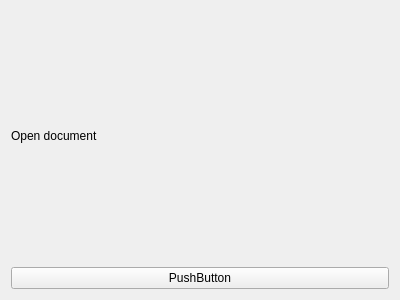
The window that GUI/ui/gui_opendoc.ui (GiuliCler/GIMPteam) describes before a commit, drawn with Qt 5.
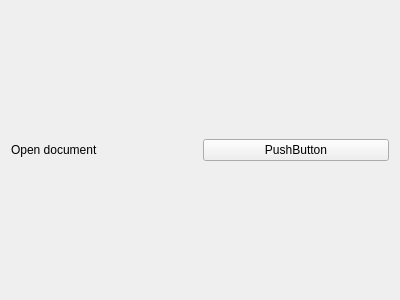
The same window after the commit.

```diff
--- a/GUI/ui/gui_opendoc.ui
+++ b/GUI/ui/gui_opendoc.ui
@@ -10,24 +10,56 @@
     <height>300</height>
    </rect>
   </property>
+  <property name="sizePolicy">
+   <sizepolicy hsizetype="Expanding" vsizetype="Expanding">
+    <horstretch>0</horstretch>
+    <verstretch>0</verstretch>
+   </sizepolicy>
+  </property>
   <property name="windowTitle">
    <string>Form</string>
   </property>
-  <layout class="QVBoxLayout" name="verticalLayout">
-   <item>
+  <layout class="QGridLayout" name="gridLayout">
+   <item row="0" column="1">
+    <spacer name="verticalSpacer_2">
+     <property name="orientation">
+      <enum>Qt::Vertical</enum>
+     </property>
+     <property name="sizeHint" stdset="0">
+      <size>
+       <width>20</width>
+       <height>121</height>
+      </size>
+     </property>
+    </spacer>
+   </item>
+   <item row="1" column="0">
     <widget class="QLabel" name="label">
      <property name="text">
       <string>Open document</string>
      </property>
     </widget>
    </item>
-   <item>
+   <item row="1" column="1">
     <widget class="QPushButton" name="pushButton">
      <property name="text">
       <string>PushButton</string>
      </property>
     </widget>
    </item>
+   <item row="2" column="1">
+    <spacer name="verticalSpacer">
+     <property name="orientation">
+      <enum>Qt::Vertical</enum>
+     </property>
+     <property name="sizeHint" stdset="0">
+      <size>
+       <width>20</width>
+       <height>120</height>
+      </size>
+     </property>
+    </spacer>
+   </item>
   </layout>
  </widget>
  <resources/>
```
